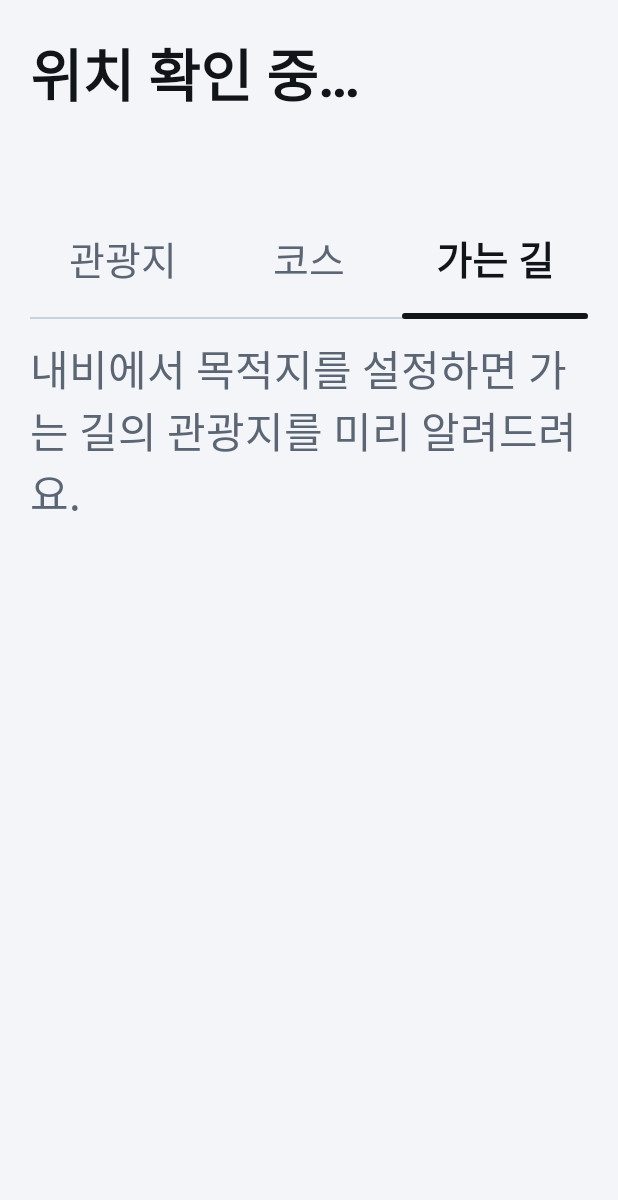
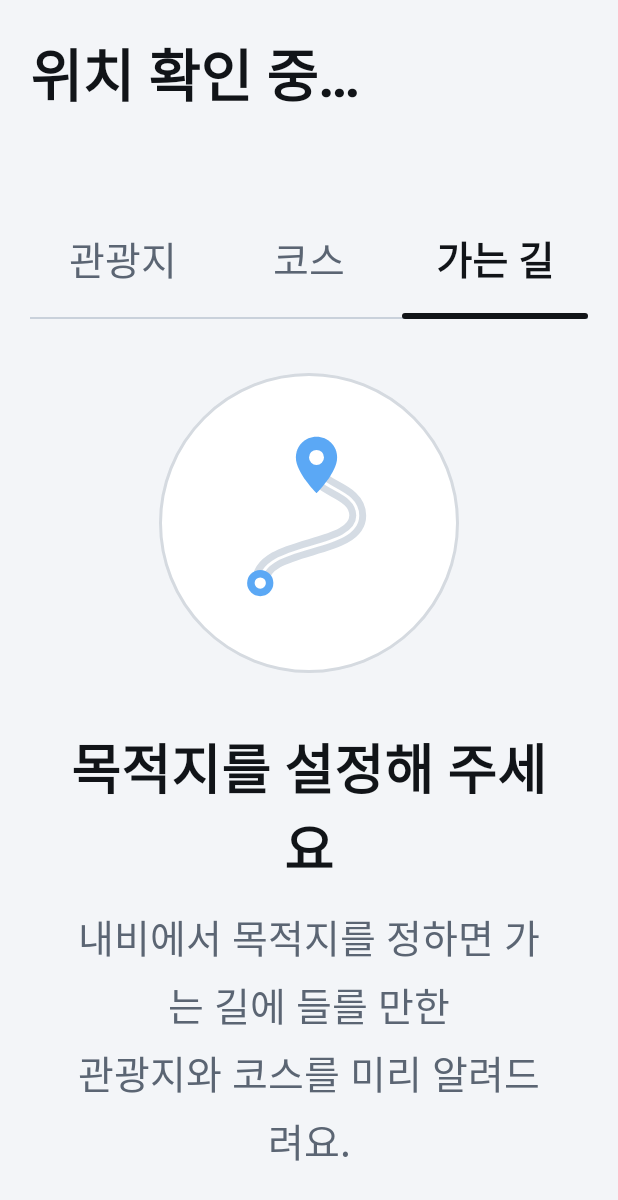
Before and after one commit to ikjy05/DriveGuide, an Android app: the screen it shows after launch (MainActivity), after a tap on "가는 길", on a phone screen of 412 x 824 dp. Shown: the top 1200 px of the screen. Run offline under Robolectric (Android 15) with nearby library versions, the phone set to English and light mode, and no system bars; libraries missing offline, so code that uses them is left out: ai.pleos.playground; pictures from the network do not load; 4 statements that could not run were skipped; 2 other taps on this screen came first.

Commit message:
가는 길·목록이 비었을 때 그림과 안내 버튼으로 보여주기
Co-Authored-By: Claude Opus 5.5 <noreply@anthropic.com>

```diff
--- a/app/src/main/java/com/example/driveguide/MainActivity.kt
+++ b/app/src/main/java/com/example/driveguide/MainActivity.kt
@@ -229,15 +229,22 @@ class MainActivity : Activity() {
         listContainer.removeAllViews()
         cards.clear()
         when (selectedTab) {
-            Tab.NEARBY -> renderPlaces(latest?.attractions ?: return, "주변에 표시할 관광지 정보가 없습니다.")
-            Tab.COURSES -> renderPlaces(latest?.courses ?: return, "주변에 표시할 여행코스 정보가 없습니다.")
+            Tab.NEARBY -> renderPlaces(latest?.attractions ?: return) {
+                addEmptyState(R.drawable.ic_place_large, "주변에 추천할 관광지가 없어요", "이동하면 새 지역의 관광지를 다시 찾아볼게요.")
+            }
+            Tab.COURSES -> renderPlaces(latest?.courses ?: return) {
+                addEmptyState(
+                    R.drawable.ic_route_empty, "가까운 여행코스가 없어요", "반경 60km 안에서 출발하는 코스를 찾지 못했어요.",
+                    "주변 관광지 보기",
+                ) { selectTab(Tab.NEARBY) }
+            }
             Tab.UPCOMING -> renderUpcoming()
         }
     }
 
-    private fun renderPlaces(places: List<Place>, emptyMessage: String) {
+    private fun renderPlaces(places: List<Place>, onEmpty: () -> Unit) {
         if (places.isEmpty()) {
-            addMessage(emptyMessage)
+            onEmpty()
             return
         }
         // 진행 방향을 알면 이미 지나친 쪽 장소를 뒤로 보낸다(그 안에서는 거리순 유지).
@@ -249,9 +256,17 @@ class MainActivity : Activity() {
     private fun renderUpcoming() {
         val sections = upcoming
         when {
-            navi.route.value == null -> addMessage("내비에서 목적지를 설정하면 가는 길의 관광지를 미리 알려드려요.")
-            sections == null -> addMessage("경로를 분석하는 중…")
-            sections.isEmpty() -> addMessage("경로 앞쪽에 추천할 장소가 없습니다.")
+            navi.route.value == null -> addEmptyState(
+                R.drawable.ic_route_empty, "목적지를 설정해 주세요",
+                "내비에서 목적지를 정하면 가는 길에 들를 만한\n관광지와 코스를 미리 알려드려요.",
+                "주변 관광지 보기",
+            ) { selectTab(Tab.NEARBY) }
+            sections == null -> addEmptyState(null, "가는 길을 살펴보는 중", "경로 앞 60km까지 들를 만한 곳을 찾고 있어요.")
+            sections.isEmpty() -> addEmptyState(
+                R.drawable.ic_route_empty, "가는 길엔 추천할 곳이 없어요",
+                "남은 경로 주변에서 들를 만한 곳을 찾지 못했어요.\n달리면서 계속 찾아볼게요.",
+                "주변 관광지 보기",
+            ) { selectTab(Tab.NEARBY) }
             else -> sections.forEach { section ->
                 addSectionHeader(
                     "약 ${formatDistance(section.aheadMeters)} 앞" + (section.region?.let { " · $it" } ?: "")
@@ -358,12 +373,32 @@ class MainActivity : Activity() {
         })
     }
 
-    private fun addMessage(text: String) {
-        listContainer.addView(TextView(this).apply {
-            this.text = text
-            textSize = 28f
-            setTextColor(getColor(R.color.text_secondary))
-        })
+    /** 목록 대신 가운데에 그림·제목·설명(·버튼)을 보여준다. [icon]이 null이면 불러오는 중 표시. */
+    private fun addEmptyState(
+        icon: Int?,
+        title: String,
+        body: String,
+        actionText: String? = null,
+        action: (() -> Unit)? = null,
+    ) {
+        val view = LayoutInflater.from(this).inflate(R.layout.view_empty_state, listContainer, false)
+        val iconView = view.findViewById<ImageView>(R.id.emptyIcon)
+        if (icon != null) iconView.setImageResource(icon) else iconView.visibility = View.GONE
+        view.findViewById<View>(R.id.emptyProgress).visibility = if (icon == null) View.VISIBLE else View.GONE
+        view.findViewById<TextView>(R.id.emptyTitle).text = title
+        view.findViewById<TextView>(R.id.emptyBody).text = body
+        if (actionText != null && action != null) {
+            view.findViewById<Button>(R.id.emptyAction).apply {
+                text = actionText
+                visibility = View.VISIBLE
+                setOnClickListener { action() }
+            }
+        }
+        // 스크롤 영역 높이만큼 늘려 세로 가운데에 둔다.
+        val scroll = listContainer.parent as View
+        view.minimumHeight = scroll.height
+        if (scroll.height == 0) scroll.post { view.minimumHeight = scroll.height }
+        listContainer.addView(view)
     }
 
     private fun addWaypoint(place: Place) {
--- /dev/null
+++ b/app/src/main/res/drawable/empty_circle_bg.xml
@@ -0,0 +1,5 @@
+<?xml version="1.0" encoding="utf-8"?>
+<shape xmlns:android="http://schemas.android.com/apk/res/android" android:shape="oval">
+    <solid android:color="@color/surface" />
+    <stroke android:width="2dp" android:color="@color/btn_secondary_outline" />
+</shape>
--- /dev/null
+++ b/app/src/main/res/drawable/ic_route_empty.xml
@@ -0,0 +1,36 @@
+<?xml version="1.0" encoding="utf-8"?>
+<!-- 가는 길 빈 상태 그림: 출발점에서 굽은 길을 따라 도착 핀까지. -->
+<vector xmlns:android="http://schemas.android.com/apk/res/android"
+    android:width="120dp"
+    android:height="120dp"
+    android:viewportWidth="96"
+    android:viewportHeight="96">
+    <!-- 길 -->
+    <path
+        android:pathData="M22,80 C22,58 74,64 74,44 C74,30 52,30 52,20"
+        android:strokeWidth="9"
+        android:strokeColor="@color/empty_road"
+        android:strokeLineCap="round"
+        android:fillColor="#00000000" />
+    <!-- 가운데 차선 -->
+    <path
+        android:pathData="M22,80 C22,58 74,64 74,44 C74,30 52,30 52,20"
+        android:strokeWidth="1.6"
+        android:strokeColor="@color/empty_lane"
+        android:strokeLineCap="round"
+        android:fillColor="#00000000" />
+    <!-- 출발점 -->
+    <path
+        android:pathData="M22,80m-7,0a7,7 0,1 1,14 0a7,7 0,1 1,-14 0"
+        android:fillColor="@color/accent" />
+    <path
+        android:pathData="M22,80m-3,0a3,3 0,1 1,6 0a3,3 0,1 1,-6 0"
+        android:fillColor="#FFFFFF" />
+    <!-- 도착 핀 -->
+    <path
+        android:pathData="M52,2C45.9,2 41,6.9 41,13c0,8.2 11,19 11,19s11,-10.8 11,-19c0,-6.1 -4.9,-11 -11,-11z"
+        android:fillColor="@color/accent" />
+    <path
+        android:pathData="M52,13m-4,0a4,4 0,1 1,8 0a4,4 0,1 1,-8 0"
+        android:fillColor="#FFFFFF" />
+</vector>
--- /dev/null
+++ b/app/src/main/res/layout/view_empty_state.xml
@@ -0,0 +1,63 @@
+<?xml version="1.0" encoding="utf-8"?>
+<!-- 목록이 비었을 때 가운데에 보여주는 안내. MainActivity.addEmptyState에서 채운다. -->
+<LinearLayout xmlns:android="http://schemas.android.com/apk/res/android"
+    android:layout_width="match_parent"
+    android:layout_height="wrap_content"
+    android:gravity="center"
+    android:orientation="vertical"
+    android:paddingStart="24dp"
+    android:paddingEnd="24dp"
+    android:paddingTop="24dp"
+    android:paddingBottom="48dp">
+
+    <FrameLayout
+        android:layout_width="200dp"
+        android:layout_height="200dp"
+        android:background="@drawable/empty_circle_bg">
+
+        <ImageView
+            android:id="@+id/emptyIcon"
+            android:layout_width="120dp"
+            android:layout_height="120dp"
+            android:layout_gravity="center"
+            android:importantForAccessibility="no" />
+
+        <ProgressBar
+            android:id="@+id/emptyProgress"
+            android:layout_width="96dp"
+            android:layout_height="96dp"
+            android:layout_gravity="center"
+            android:indeterminateTint="@color/accent"
+            android:visibility="gone" />
+    </FrameLayout>
+
+    <TextView
+        android:id="@+id/emptyTitle"
+        android:layout_width="wrap_content"
+        android:layout_height="wrap_content"
+        android:layout_marginTop="36dp"
+        android:gravity="center"
+        android:textColor="@color/text_primary"
+        android:textSize="36sp"
+        android:textStyle="bold" />
+
+    <TextView
+        android:id="@+id/emptyBody"
+        android:layout_width="wrap_content"
+        android:layout_height="wrap_content"
+        android:layout_marginTop="14dp"
+        android:gravity="center"
+        android:lineSpacingMultiplier="1.2"
+        android:maxWidth="760dp"
+        android:textColor="@color/text_secondary"
+        android:textSize="26sp" />
+
+    <Button
+        android:id="@+id/emptyAction"
+        style="@style/PillButton.Primary"
+        android:layout_width="wrap_content"
+        android:layout_marginTop="40dp"
+        android:paddingStart="40dp"
+        android:paddingEnd="40dp"
+        android:visibility="gone" />
+</LinearLayout>
--- a/app/src/main/res/values-night/colors.xml
+++ b/app/src/main/res/values-night/colors.xml
@@ -21,4 +21,8 @@
     <color name="btn_secondary">#000000</color>
     <color name="btn_secondary_outline">#3A4656</color>
     <color name="on_btn_secondary">#FFFFFF</color>
+
+    <!-- 빈 상태 그림 -->
+    <color name="empty_road">#3A4656</color>
+    <color name="empty_lane">#6B7684</color>
 </resources>
--- a/app/src/main/res/values/colors.xml
+++ b/app/src/main/res/values/colors.xml
@@ -24,4 +24,8 @@
     <color name="btn_secondary">#FFFFFF</color>
     <color name="btn_secondary_outline">#D5DAE0</color>
     <color name="on_btn_secondary">#111418</color>
+
+    <!-- 빈 상태 그림 -->
+    <color name="empty_road">#D5DCE4</color>
+    <color name="empty_lane">#FFFFFF</color>
 </resources>
```
Also changed, not shown: 1 other file.
